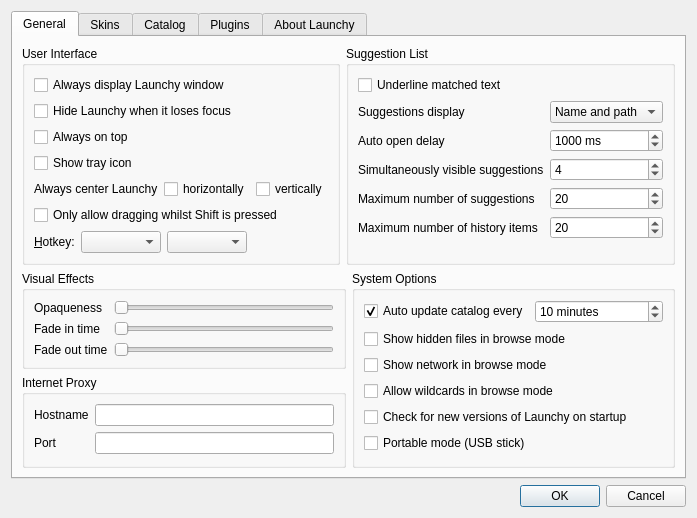
This is src/options.ui in Chronial/launchy as Qt 5 draws it before an edit. The edited form follows.
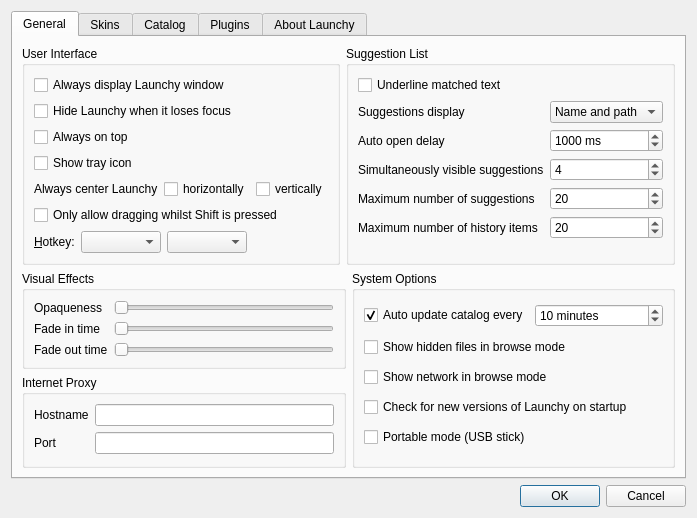
This is the edited form. The open tabs and pages were chosen to show the change. Icons and pictures are not drawn. Custom widgets are drawn as their Qt base class.

Commit message: Added fuzzy/partial filename matching Removed bash style filename expansion Removed wildcard filename matching+option

Diff of the .ui file:
```diff
--- a/src/options.ui
+++ b/src/options.ui
@@ -569,13 +569,6 @@
               </property>
              </widget>
             </item>
-            <item>
-             <widget class="QCheckBox" name="genUseWildcards">
-              <property name="text">
-               <string>Allow wildcards in browse mode</string>
-              </property>
-             </widget>
-            </item>
             <item>
              <widget class="QCheckBox" name="genUpdateCheck">
               <property name="text">
```
The commit also changes 5 other files.
